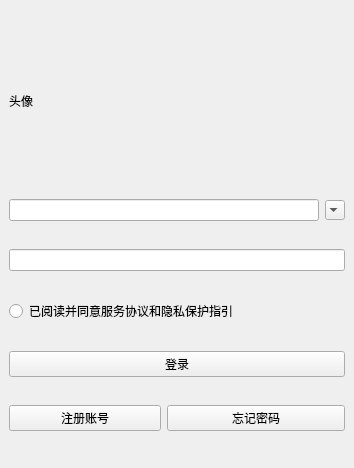
Old version of the form src/page/land-page/LandPage.ui in the repository FUQUANYUO/SynergySpot.
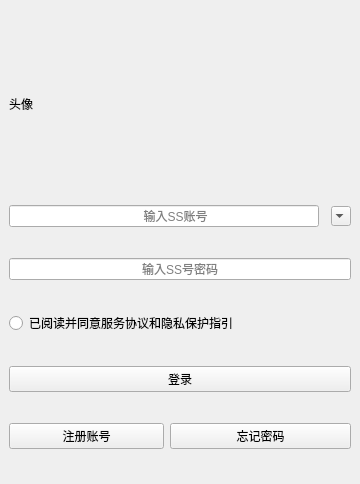
New version of the form.

```diff
--- a/src/page/land-page/LandPage.ui
+++ b/src/page/land-page/LandPage.ui
@@ -6,8 +6,8 @@
    <rect>
     <x>0</x>
     <y>0</y>
-    <width>354</width>
-    <height>468</height>
+    <width>360</width>
+    <height>484</height>
    </rect>
   </property>
   <property name="windowTitle">
@@ -23,7 +23,17 @@
      </widget>
     </item>
     <item row="2" column="0" colspan="3">
-     <widget class="QLineEdit" name="passwordInput"/>
+     <widget class="QLineEdit" name="passwordInput">
+      <property name="echoMode">
+       <enum>QLineEdit::Password</enum>
+      </property>
+      <property name="alignment">
+       <set>Qt::AlignCenter</set>
+      </property>
+      <property name="placeholderText">
+       <string>输入SS号密码</string>
+      </property>
+     </widget>
     </item>
     <item row="6" column="0">
      <widget class="QPushButton" name="registerBtn">
@@ -80,6 +90,12 @@
         <height>0</height>
        </size>
       </property>
+      <property name="alignment">
+       <set>Qt::AlignCenter</set>
+      </property>
+      <property name="placeholderText">
+       <string>       输入SS账号</string>
+      </property>
      </widget>
     </item>
     <item row="4" column="0" colspan="3">
```
